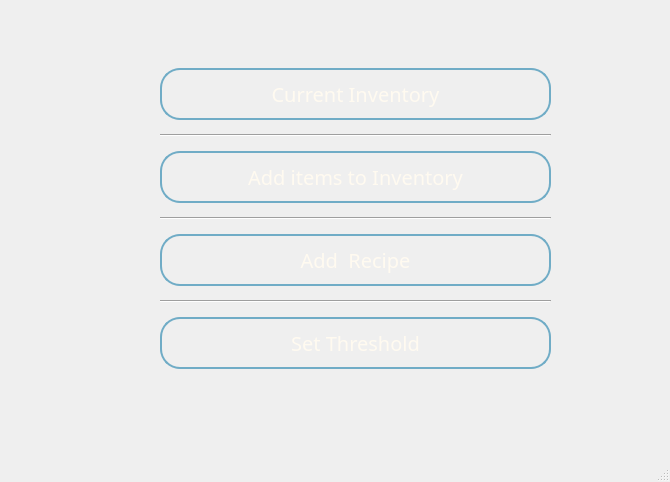
Qt form Inventory.ui (Dharmraj06/woc7.0-python-gui-restaurant-management) before a commit.
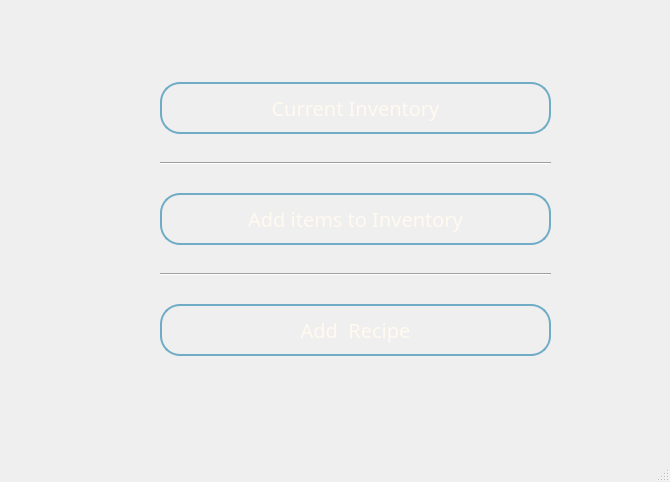
The same form after that commit. Icons and pictures are not drawn.

What changed in the file:
```diff
--- a/Inventory.ui
+++ b/Inventory.ui
@@ -168,55 +168,6 @@
        </property>
       </widget>
      </item>
-     <item>
-      <widget class="Line" name="line">
-       <property name="orientation">
-        <enum>Qt::Horizontal</enum>
-       </property>
-      </widget>
-     </item>
-     <item>
-      <widget class="QPushButton" name="set_thres_pb">
-       <property name="font">
-        <font>
-         <family>Segoe UI Variable Small</family>
-         <pointsize>-1</pointsize>
-        </font>
-       </property>
-       <property name="styleSheet">
-        <string notr="true">QPushButton {
-    background-color: qlineargradient(spread:repeat, x1:0, y1:0.602, x2:1, y2:0.603, 
-    stop:0.0631579 rgba(0, 115, 168, 216), 
-    stop:0.448864 rgba(14, 116, 163, 227), 
-    stop:0.653409 rgba(25, 116, 159, 199), 
-    stop:0.8125 rgba(35, 117, 155, 191), 
-    stop:0.982955 rgba(49, 118, 150, 185));
-    
-    color: #FFFAF0;  
-    border-radius: 20px;      
-    padding: 10px;             
-    font-size: 20px;           
-    border: 2px solid rgb(112, 172, 198);  
-
-}
-
-QPushButton:pressed {
-    background-color: qlineargradient(spread:repeat, x1:0, y1:0.602, x2:1, y2:0.603, 
-    stop:0.0631579 rgba(0, 100, 140, 216),  
-    stop:0.448864 rgba(10, 100, 140, 227), 
-    stop:0.653409 rgba(20, 100, 140, 199), 
-    stop:0.8125 rgba(30, 100, 140, 191), 
-    stop:0.982955 rgba(40, 100, 140, 185));
-}
-
-
-</string>
-       </property>
-       <property name="text">
-        <string>Set Threshold</string>
-       </property>
-      </widget>
-     </item>
     </layout>
    </widget>
   </widget>
```
